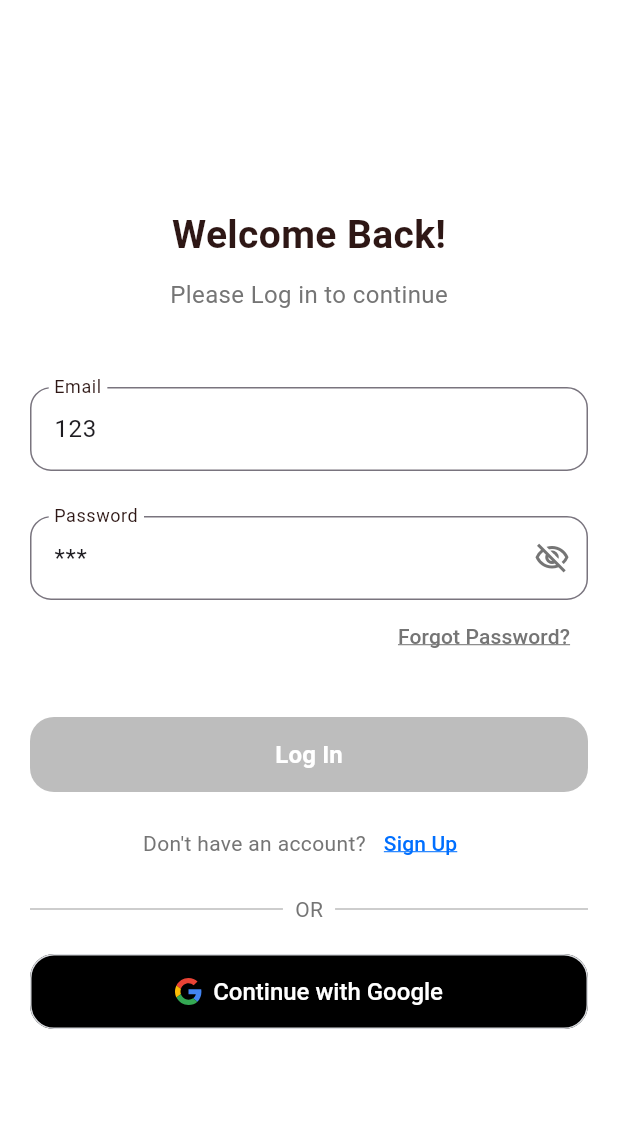
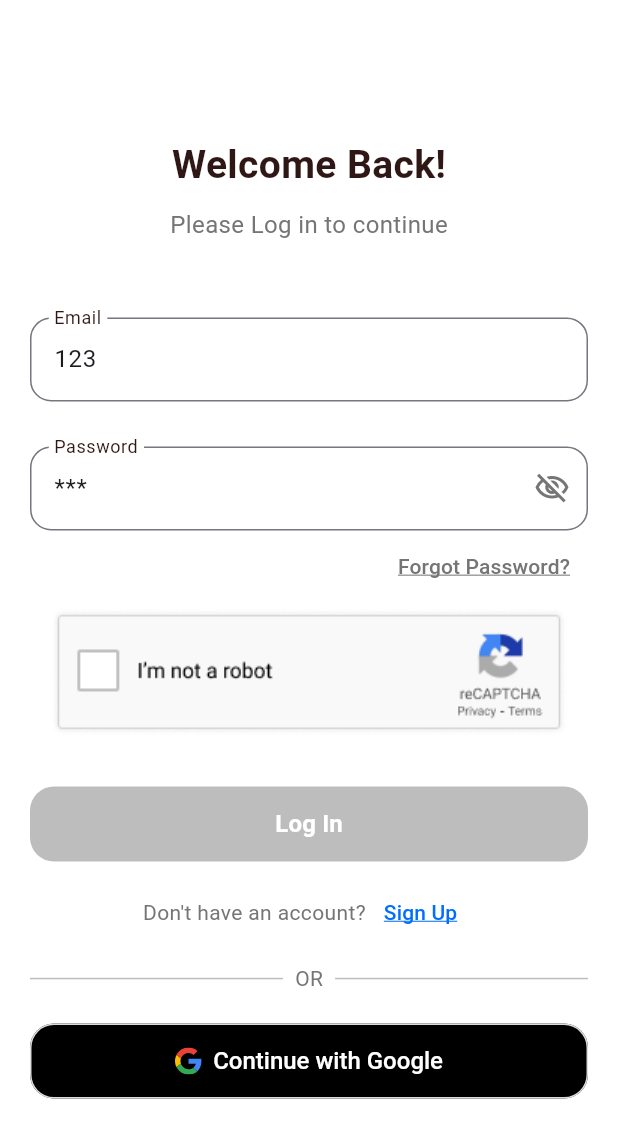
Before and after one commit to illkil/2025_GP_4, a Flutter app: the OnboardingPage screen opened directly, after a tap on "Skip", on a phone screen of 412 x 824 dp. Shown: the top 1138 px of the screen. Run offline on Flutter 3.47's test engine with Material 3 defaults, Android fonts, the light colour scheme and no system bars; our stand-ins replace flutter_iconly, flutter_svg, smooth_page_indicator; missing offline and left inert: iconify_flutter.

Commit message:
low quality CAPTCHA

```diff
--- a/wujed/lib/views/pages/login_page.dart
+++ b/wujed/lib/views/pages/login_page.dart
@@ -150,6 +150,8 @@ class _LoginPageState extends State<LoginPage> {
                 ],
               ),
 
+              Image.asset('lib/assets/images/reCAPTCHA.png', width: 400,),
+
               SizedBox(height: 30.0),
 
               FilledButton(
--- a/wujed/lib/views/pages/onboarding_page.dart
+++ b/wujed/lib/views/pages/onboarding_page.dart
@@ -13,7 +13,7 @@ class OnboardingPage extends StatefulWidget {
 }
 
 class _OnboardingPageState extends State<OnboardingPage> {
-  PageController _controller = PageController();
+  PageController controller = PageController();
   bool onLastPage = false;
 
   @override
@@ -23,7 +23,7 @@ class _OnboardingPageState extends State<OnboardingPage> {
       body: Stack(
         children: [
           PageView(
-            controller: _controller,
+            controller: controller,
             onPageChanged: (value) {
               setState(() {
                 onLastPage = (value == 2);
@@ -66,7 +66,7 @@ class _OnboardingPageState extends State<OnboardingPage> {
           Align(
             alignment: Alignment(0, 0.4),
             child: SmoothPageIndicator(
-              controller: _controller,
+              controller: controller,
               count: 3,
               effect: WormEffect(
                 dotHeight: 8,
@@ -118,7 +118,7 @@ class _OnboardingPageState extends State<OnboardingPage> {
                     )
                   : FilledButton(
                       onPressed: () {
-                        _controller.nextPage(
+                        controller.nextPage(
                           duration: Duration(milliseconds: 500),
                           curve: Curves.easeIn,
                         );
--- a/wujed/lib/views/pages/signup_page.dart
+++ b/wujed/lib/views/pages/signup_page.dart
@@ -175,7 +175,9 @@ class _SignupPageState extends State<SignupPage> {
                 ],
               ),
 
-              SizedBox(height: 50.0),
+              Image.asset('lib/assets/images/reCAPTCHA.png', width: 400,),
+
+              SizedBox(height: 30.0),
 
               FilledButton(
                 onPressed: () {
--- a/wujed/lib/widgets/bottom_sheet_widget.dart
+++ b/wujed/lib/widgets/bottom_sheet_widget.dart
@@ -8,7 +8,7 @@ class BottomSheetWidget extends StatelessWidget {
   Widget build(BuildContext context) {
     return Padding(
       padding: const EdgeInsets.all(20.0),
-      child: Container(
+      child: SizedBox(
         width: double.infinity,
         height: 320.0,
         child: Column(
```
Also changed, not shown: wujed/lib/assets/images/reCAPTCHA.png (added).
